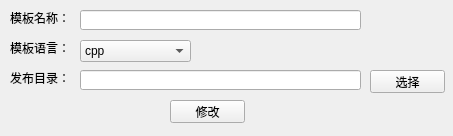
The window that designer/ui/modify_tmpl.ui (aywfelix/ProtoExcelTool) describes before a commit, drawn with Qt 5.
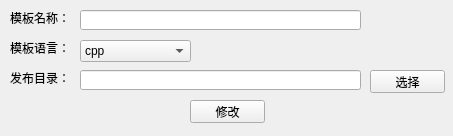
The same window after the commit.

Patch:
```diff
--- a/designer/ui/modify_tmpl.ui
+++ b/designer/ui/modify_tmpl.ui
@@ -55,7 +55,7 @@
   <widget class="QPushButton" name="bTnModify">
    <property name="geometry">
     <rect>
-     <x>170</x>
+     <x>190</x>
      <y>100</y>
      <width>75</width>
      <height>23</height>
```
